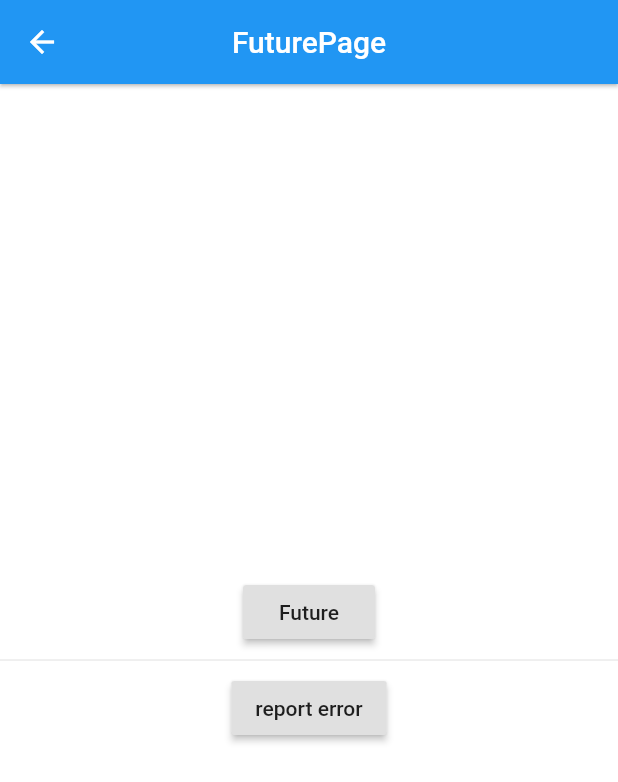
After one commit to dreamCC/app_for_flutter, a Flutter app: the FuturePage screen opened directly, after a tap on "Future", on a phone screen of 412 x 824 dp. The commit adds this screen. Shown: the top 782 px of the screen. Run offline on Flutter 3.47's test engine with Material 2 defaults, Android fonts, the phone set to English and light mode, and no system bars; our stand-ins replace cached_network_image, chewie, device_info, dio, event_bus, flutter_map and 7 more; missing offline and left inert: flutter_picker, flutter_webview_plugin; accounts and stored records are empty; generated files the repository leaves out were written again.

Commit message:
总是要提交

```diff
--- a/app_for_fluuter/lib/common/http_tool.dart
+++ b/app_for_fluuter/lib/common/http_tool.dart
@@ -18,8 +18,6 @@ class HttpUtils {
     }
     return _dio;
   }
-
-
 
 
   // /wallet/user/wallet/userInfo
--- a/app_for_fluuter/lib/main.dart
+++ b/app_for_fluuter/lib/main.dart
@@ -106,9 +106,12 @@ class _MyAppState extends State<MyApp> {
 
       theme: ThemeData(
 
+          appBarTheme: AppBarTheme(
+            elevation: 1,
+            brightness: Brightness.dark
+          ),
         // 脚手架背景颜色。
           scaffoldBackgroundColor: Colors.white,
-
 
           primarySwatch: Colors.blue,
 
--- /dev/null
+++ b/app_for_fluuter/lib/servicePage/SystermKnowledge/SysUtil/future_page.dart
@@ -0,0 +1,76 @@
+
+import 'package:flutter/material.dart';
+import 'dart:io';
+import 'dart:isolate';
+
+class FuturePage extends StatefulWidget {
+
+  @override
+  State<StatefulWidget> createState() {
+    // TODO: implement createState
+    return _FuturePageState();
+  }
+}
+
+class _FuturePageState extends State<FuturePage> {
+
+
+  Future<void> futureFunc() {
+
+
+    return Future((){
+
+        for(int i = 0, j=1000; i<j; i++){
+
+        }
+        print("futureFunc");
+        throw Exception("--------Exception");
+
+      });
+
+  }
+
+  @override
+  Widget build(BuildContext context) {
+    // TODO: implement build
+    return Scaffold(
+      appBar: AppBar(
+        title: Text("FuturePage"),
+        centerTitle: true,
+      ),
+      body: Column(
+        mainAxisAlignment: MainAxisAlignment.center,
+        children: <Widget>[
+          RaisedButton(
+            onPressed: () async{
+
+
+
+              try{
+                await futureFunc();
+              }catch(error) {
+                print("cathchError----$error");
+              }
+
+            },
+            child: Text("Future"),
+          ),
+          Divider(),
+          RaisedButton(
+            onPressed: (){
+
+
+              futureFunc().catchError((error){
+                print("catchError----$error");
+              });
+
+            },
+            child: Text("report error"),
+          ),
+        ],
+      ),
+    );
+  }
+
+
+}
--- a/app_for_fluuter/lib/servicePage/SystermKnowledge/SysUtil/sys_util_page.dart
+++ b/app_for_fluuter/lib/servicePage/SystermKnowledge/SysUtil/sys_util_page.dart
@@ -12,6 +12,8 @@ import 'mehod_channel_page.dart';
 import 'widget_binding_observer_page.dart';
 import 'date_time_page.dart';
 import 'theme_page.dart';
+import 'json_modal_page.dart';
+import 'future_page.dart';
 
 
 class SysUtilPage extends StatefulWidget {
@@ -26,7 +28,8 @@ class SysUtilPage extends StatefulWidget {
 class _SysUtilPageState extends State<SysUtilPage> {
 
   List<String> _list = ["HttpPage","InheritedPage","RegexPage","RootBundlePage","StreamControllerPage","WidgetKeyPage",
-    "DartIoPage","DartFuturePage","MethodChannelPage","WidgetBindingObserverPage","DateTimePage","ThemePage",""];
+    "DartIoPage","DartFuturePage","MethodChannelPage","WidgetBindingObserverPage","DateTimePage","ThemePage","JsonModalPage",
+    "Future",""];
 
 
   @override
@@ -64,6 +67,10 @@ class _SysUtilPageState extends State<SysUtilPage> {
                   Navigator.of(context).push(MaterialPageRoute(builder: (context) => DateTimePage()));
                 }if(index == 11){
                   Navigator.of(context).push(MaterialPageRoute(builder: (context) => ThemePage()));
+                }if(index == 12){
+                  Navigator.of(context).push(MaterialPageRoute(builder: (context) => JsonModalPage()));
+                }if(index == 13){
+                  Navigator.of(context).push(MaterialPageRoute(builder: (context) => FuturePage()));
                 }else {
 
                   // Dart中的所有类都是继承Object类。
--- a/app_for_fluuter/lib/servicePage/SystermKnowledge/SysWidget/flex_flexable_expanded_page.dart
+++ b/app_for_fluuter/lib/servicePage/SystermKnowledge/SysWidget/flex_flexable_expanded_page.dart
@@ -8,6 +8,7 @@ class FlexableExpandedPage extends StatelessWidget {
     title: Text("FlexableExpandedPage"),
     centerTitle: true,
     elevation: 1,
+    brightness: Brightness.dark,
   );
 
   @override
```
Also changed, not shown: app_for_fluuter/lib/common/regexp_util.dart (added, +27 -0 lines), app_for_fluuter/lib/servicePage/SystermKnowledge/SysUtil/json_modal_page.dart (added, +65 -0 lines), app_for_fluuter/lib/summarize.dart (+14 -5 lines), 2 other files.
